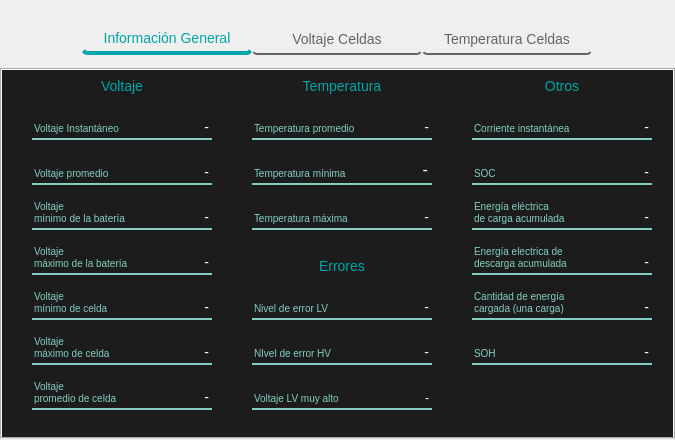
Qt form batterypanel.ui (Panchoo0/pantalla-tornado) before a commit.
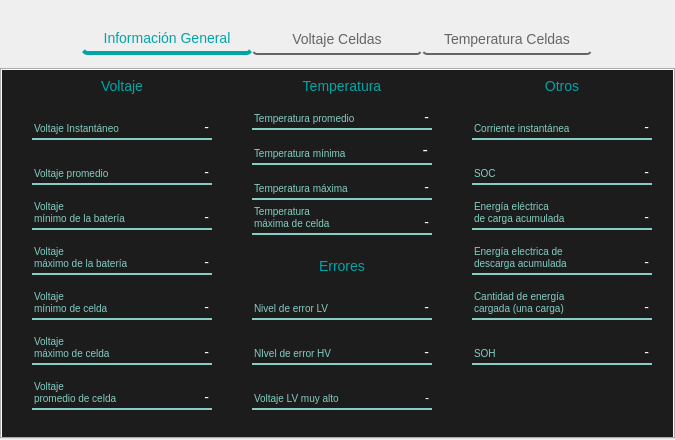
The same form after that commit.

The edit to the form file:
```diff
--- a/batterypanel.ui
+++ b/batterypanel.ui
@@ -449,7 +449,7 @@
        <x>250</x>
        <y>0</y>
        <width>180</width>
-       <height>160</height>
+       <height>170</height>
       </rect>
      </property>
      <property name="styleSheet">
@@ -478,9 +478,9 @@
       <property name="geometry">
        <rect>
         <x>0</x>
-        <y>35</y>
+        <y>30</y>
         <width>180</width>
-        <height>35</height>
+        <height>30</height>
        </rect>
       </property>
       <property name="styleSheet">
@@ -492,7 +492,7 @@
          <x>0</x>
          <y>0</y>
          <width>130</width>
-         <height>35</height>
+         <height>30</height>
         </rect>
        </property>
        <property name="styleSheet">
@@ -508,10 +508,10 @@
       <widget class="QLabel" name="meanTempValue">
        <property name="geometry">
         <rect>
-         <x>130</x>
+         <x>110</x>
          <y>0</y>
-         <width>50</width>
-         <height>35</height>
+         <width>70</width>
+         <height>30</height>
         </rect>
        </property>
        <property name="styleSheet">
@@ -529,9 +529,9 @@
       <property name="geometry">
        <rect>
         <x>0</x>
-        <y>80</y>
+        <y>65</y>
         <width>180</width>
-        <height>35</height>
+        <height>30</height>
        </rect>
       </property>
       <property name="styleSheet">
@@ -543,7 +543,7 @@
          <x>0</x>
          <y>0</y>
          <width>130</width>
-         <height>35</height>
+         <height>30</height>
         </rect>
        </property>
        <property name="styleSheet">
@@ -559,10 +559,10 @@
       <widget class="QLabel" name="minTempValue">
        <property name="geometry">
         <rect>
-         <x>130</x>
+         <x>110</x>
          <y>0</y>
-         <width>50</width>
-         <height>35</height>
+         <width>70</width>
+         <height>30</height>
         </rect>
        </property>
        <property name="styleSheet">
@@ -580,9 +580,9 @@
       <property name="geometry">
        <rect>
         <x>0</x>
-        <y>125</y>
+        <y>100</y>
         <width>180</width>
-        <height>35</height>
+        <height>30</height>
        </rect>
       </property>
       <property name="styleSheet">
@@ -594,7 +594,7 @@
          <x>0</x>
          <y>0</y>
          <width>130</width>
-         <height>35</height>
+         <height>30</height>
         </rect>
        </property>
        <property name="styleSheet">
@@ -610,10 +610,62 @@
       <widget class="QLabel" name="maxTempValue">
        <property name="geometry">
         <rect>
-         <x>130</x>
+         <x>110</x>
          <y>0</y>
-         <width>50</width>
-         <height>35</height>
+         <width>70</width>
+         <height>30</height>
+        </rect>
+       </property>
+       <property name="styleSheet">
+        <string notr="true">color: white; font-size: 14px; padding-bottom: 0;</string>
+       </property>
+       <property name="text">
+        <string>-</string>
+       </property>
+       <property name="alignment">
+        <set>Qt::AlignBottom|Qt::AlignRight|Qt::AlignTrailing</set>
+       </property>
+      </widget>
+     </widget>
+     <widget class="QWidget" name="maxCellTemp" native="true">
+      <property name="geometry">
+       <rect>
+        <x>0</x>
+        <y>135</y>
+        <width>180</width>
+        <height>30</height>
+       </rect>
+      </property>
+      <property name="styleSheet">
+       <string notr="true">border-bottom: 2px solid #84CEC3;</string>
+      </property>
+      <widget class="QLabel" name="maxCellTempLabel">
+       <property name="geometry">
+        <rect>
+         <x>0</x>
+         <y>0</y>
+         <width>130</width>
+         <height>30</height>
+        </rect>
+       </property>
+       <property name="styleSheet">
+        <string notr="true">color: #84CEC3; font-size: 10px; padding-bottom: 1px;</string>
+       </property>
+       <property name="text">
+        <string>Temperatura 
+máxima de celda</string>
+       </property>
+       <property name="alignment">
+        <set>Qt::AlignBottom|Qt::AlignLeading|Qt::AlignLeft</set>
+       </property>
+      </widget>
+      <widget class="QLabel" name="maxCellTempValue">
+       <property name="geometry">
+        <rect>
+         <x>110</x>
+         <y>0</y>
+         <width>70</width>
+         <height>30</height>
         </rect>
        </property>
        <property name="styleSheet">
@@ -1082,9 +1134,9 @@
       <widget class="QLabel" name="SOHValue">
        <property name="geometry">
         <rect>
-         <x>130</x>
+         <x>110</x>
          <y>0</y>
-         <width>50</width>
+         <width>70</width>
          <height>35</height>
         </rect>
        </property>
```
